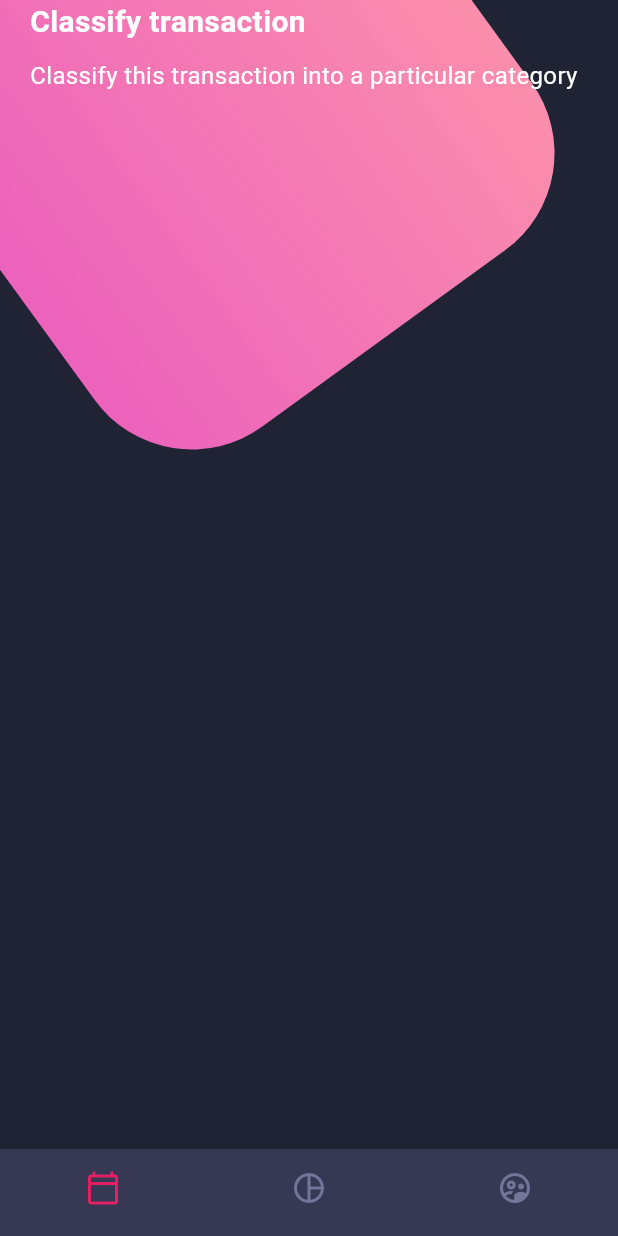
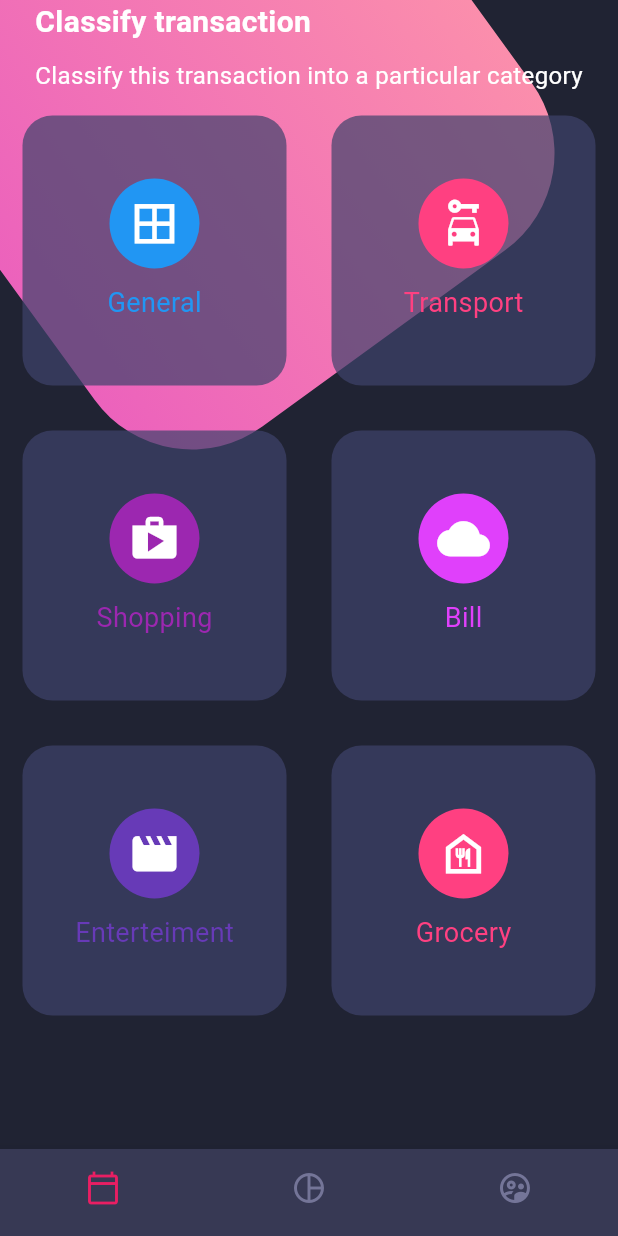
Before and after one commit to Carlo10K/fl_designs, a Flutter app: the screen it shows after launch, on a phone screen of 412 x 824 dp. Run offline on Flutter 3.47's test engine with Material 3 defaults, Android fonts, the light colour scheme and no system bars.

Commit message:
table y tableRow

```diff
--- a/lib/screens/home_screen.dart
+++ b/lib/screens/home_screen.dart
@@ -1,4 +1,5 @@
 import 'package:fl_designs/widgets/background.dart';
+import 'package:fl_designs/widgets/card_table.dart';
 import 'package:fl_designs/widgets/custom_bottom_navigation.dart';
 import 'package:fl_designs/widgets/page_title.dart';
 import 'package:flutter/material.dart';
@@ -30,7 +31,7 @@ class _HomeBody extends StatelessWidget {
       child: SafeArea(
         bottom: false,
         child: Column(
-          children: [PageTitle()],
+          children: [PageTitle(), CardTable()],
         ),
       ),
     );
--- /dev/null
+++ b/lib/widgets/card_table.dart
@@ -0,0 +1,77 @@
+import 'package:flutter/material.dart';
+
+class CardTable extends StatelessWidget {
+  const CardTable({super.key});
+
+  @override
+  Widget build(BuildContext context) {
+    return Table(
+      children: const [
+        TableRow(children: [
+          _SingleCard(
+              color: Colors.blue, icon: Icons.border_all, text: 'General'),
+          _SingleCard(
+              color: Colors.pinkAccent,
+              icon: Icons.car_rental,
+              text: 'Transport'),
+        ]),
+        TableRow(children: [
+          _SingleCard(color: Colors.purple, icon: Icons.shop, text: 'Shopping'),
+          _SingleCard(
+              color: Colors.purpleAccent, icon: Icons.cloud, text: 'Bill'),
+        ]),
+        TableRow(children: [
+          _SingleCard(
+              color: Colors.deepPurple,
+              icon: Icons.movie,
+              text: 'Enterteiment'),
+          _SingleCard(
+              color: Colors.pinkAccent,
+              icon: Icons.food_bank_outlined,
+              text: 'Grocery'),
+        ]),
+      ],
+    );
+  }
+}
+
+class _SingleCard extends StatelessWidget {
+  final IconData icon;
+  final Color color;
+  final String text;
+
+  const _SingleCard(
+      {super.key, required this.icon, required this.color, required this.text});
+
+  @override
+  Widget build(BuildContext context) {
+    return Container(
+      margin: const EdgeInsets.all(15),
+      height: 180,
+      decoration: BoxDecoration(
+          color: const Color.fromRGBO(62, 66, 107, 0.7),
+          borderRadius: BorderRadius.circular(20)),
+      child: Column(
+        mainAxisAlignment: MainAxisAlignment.center,
+        children: [
+          CircleAvatar(
+            backgroundColor: color,
+            radius: 30,
+            child: Icon(
+              icon,
+              size: 35,
+              color: Colors.white,
+            ),
+          ),
+          const SizedBox(
+            height: 10,
+          ),
+          Text(
+            text,
+            style: TextStyle(color: color, fontSize: 18),
+          )
+        ],
+      ),
+    );
+  }
+}
```
